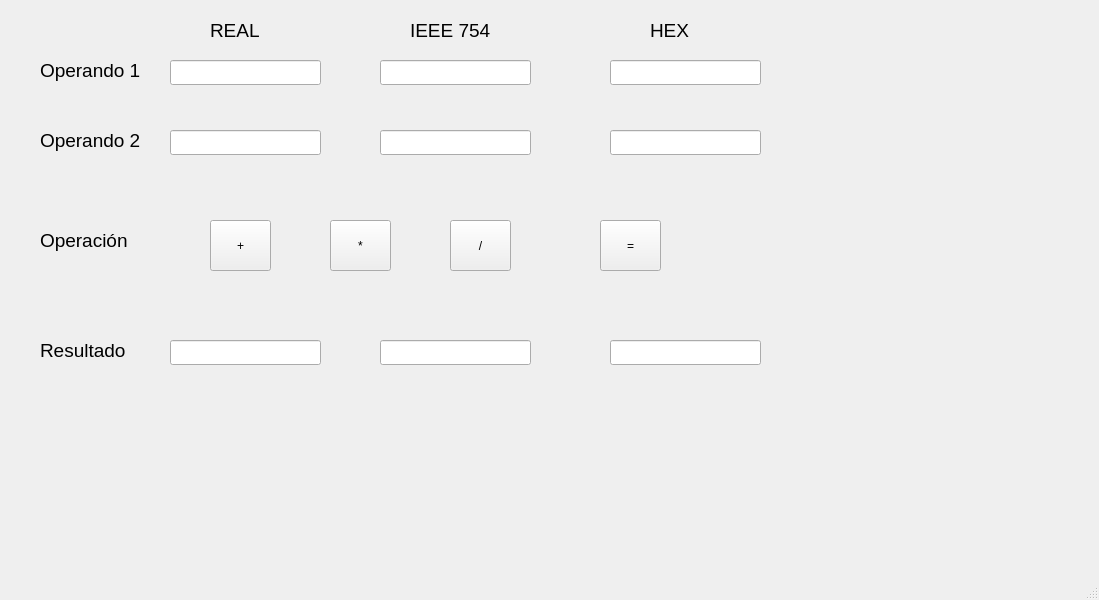
Above: Practica4Definitiva/mainwindow.ui from InesSalamancaE/PRACITA4DEFINITIVA before the change. Below: the same form after it.
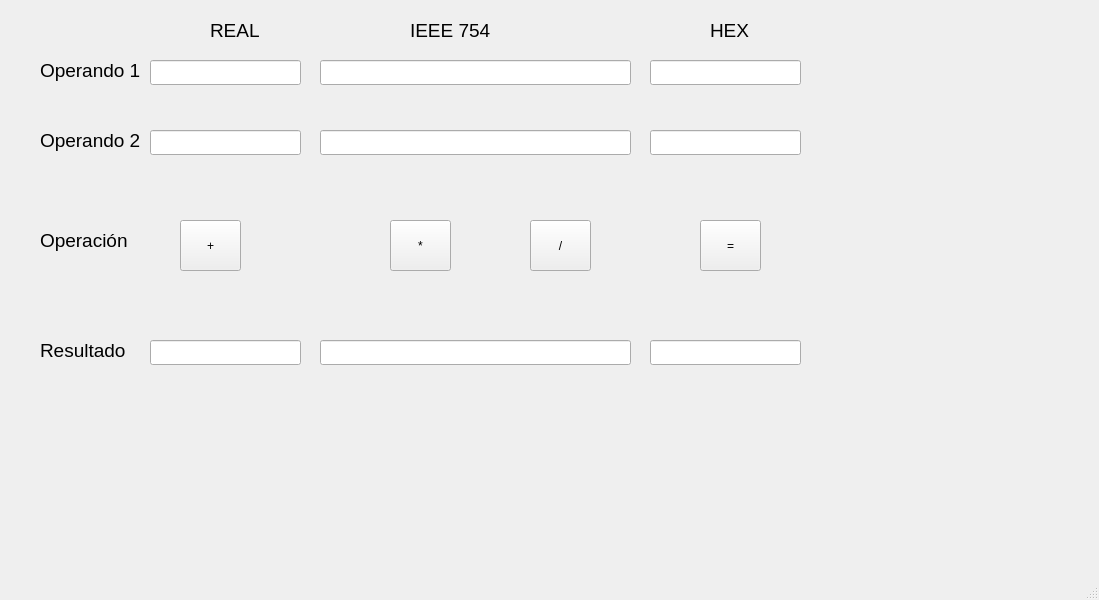
That is the form after the change.

The edit to the form file:
```diff
--- a/Practica4Definitiva/mainwindow.ui
+++ b/Practica4Definitiva/mainwindow.ui
@@ -20,7 +20,7 @@
    <widget class="QLineEdit" name="num1">
     <property name="geometry">
      <rect>
-      <x>170</x>
+      <x>150</x>
       <y>60</y>
       <width>151</width>
       <height>25</height>
@@ -33,9 +33,9 @@
     </property>
     <property name="geometry">
      <rect>
-      <x>380</x>
+      <x>320</x>
       <y>60</y>
-      <width>151</width>
+      <width>311</width>
       <height>25</height>
      </rect>
     </property>
@@ -49,7 +49,7 @@
    <widget class="QLineEdit" name="hexa1">
     <property name="geometry">
      <rect>
-      <x>610</x>
+      <x>650</x>
       <y>60</y>
       <width>151</width>
       <height>25</height>
@@ -62,7 +62,7 @@
    <widget class="QLineEdit" name="num2">
     <property name="geometry">
      <rect>
-      <x>170</x>
+      <x>150</x>
       <y>130</y>
       <width>151</width>
       <height>25</height>
@@ -72,9 +72,9 @@
    <widget class="QLineEdit" name="ieee2">
     <property name="geometry">
      <rect>
-      <x>380</x>
+      <x>320</x>
       <y>130</y>
-      <width>151</width>
+      <width>311</width>
       <height>25</height>
      </rect>
     </property>
@@ -85,7 +85,7 @@
    <widget class="QLineEdit" name="hexa2">
     <property name="geometry">
      <rect>
-      <x>610</x>
+      <x>650</x>
       <y>130</y>
       <width>151</width>
       <height>25</height>
@@ -98,7 +98,7 @@
    <widget class="QLineEdit" name="decimalResultado">
     <property name="geometry">
      <rect>
-      <x>170</x>
+      <x>150</x>
       <y>340</y>
       <width>151</width>
       <height>25</height>
@@ -111,9 +111,9 @@
    <widget class="QLineEdit" name="ieeeResultado">
     <property name="geometry">
      <rect>
-      <x>380</x>
+      <x>320</x>
       <y>340</y>
-      <width>151</width>
+      <width>311</width>
       <height>25</height>
      </rect>
     </property>
@@ -124,7 +124,7 @@
    <widget class="QLineEdit" name="hexaResultado">
     <property name="geometry">
      <rect>
-      <x>610</x>
+      <x>650</x>
       <y>340</y>
       <width>151</width>
       <height>25</height>
@@ -209,7 +209,7 @@
    <widget class="QPushButton" name="botonEquals">
     <property name="geometry">
      <rect>
-      <x>600</x>
+      <x>700</x>
       <y>220</y>
       <width>61</width>
       <height>51</height>
@@ -222,7 +222,7 @@
    <widget class="QPushButton" name="botonDivision">
     <property name="geometry">
      <rect>
-      <x>450</x>
+      <x>530</x>
       <y>220</y>
       <width>61</width>
       <height>51</height>
@@ -235,7 +235,7 @@
    <widget class="QPushButton" name="botonMultiplicacion">
     <property name="geometry">
      <rect>
-      <x>330</x>
+      <x>390</x>
       <y>220</y>
       <width>61</width>
       <height>51</height>
@@ -248,7 +248,7 @@
    <widget class="QPushButton" name="botonSuma">
     <property name="geometry">
      <rect>
-      <x>210</x>
+      <x>180</x>
       <y>220</y>
       <width>61</width>
       <height>51</height>
@@ -297,9 +297,9 @@
    <widget class="QLabel" name="labelTiempo1_7">
     <property name="geometry">
      <rect>
-      <x>650</x>
+      <x>710</x>
       <y>20</y>
-      <width>121</width>
+      <width>61</width>
       <height>21</height>
      </rect>
     </property>
```
Left out of the diff: 2 changed lines with no effect on the pictures.
